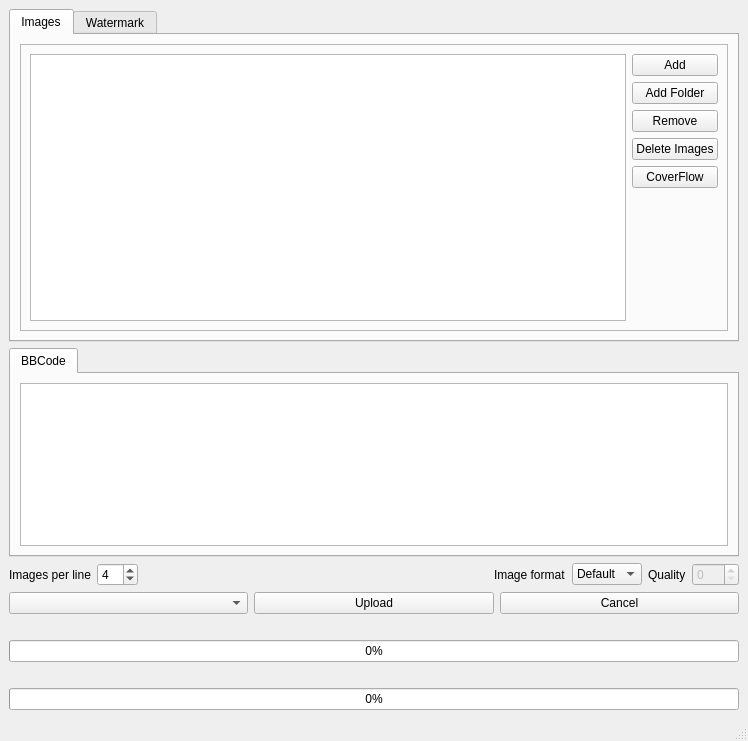
Old version of the form ui.ui in the repository Brandhor/pymguploader.
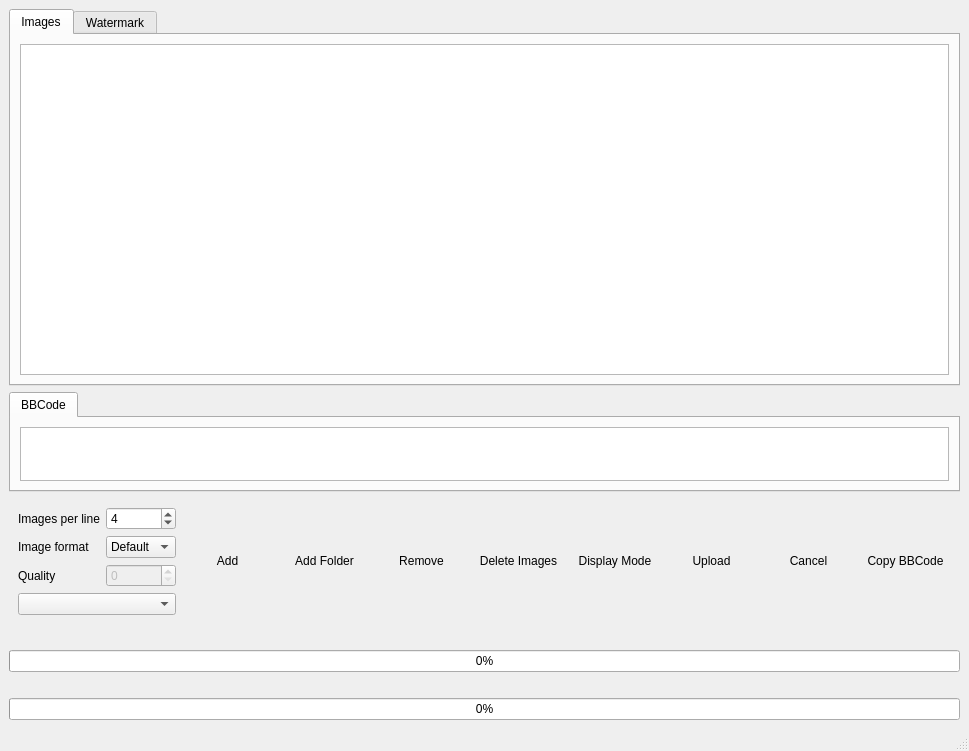
New version of the form. Icons and pictures are not drawn.

Patch:
```diff
--- a/ui.ui
+++ b/ui.ui
@@ -5,8 +5,8 @@
    <rect>
     <x>0</x>
     <y>0</y>
-    <width>748</width>
-    <height>741</height>
+    <width>969</width>
+    <height>751</height>
    </rect>
   </property>
   <property name="acceptDrops" >
@@ -19,7 +19,18 @@
    <iconset resource="res.qrc" >:/new/prefix1/img/icon.png</iconset>
   </property>
   <widget class="QWidget" name="centralwidget" >
-   <layout class="QVBoxLayout" >
+   <property name="enabled" >
+    <bool>true</bool>
+   </property>
+   <property name="geometry" >
+    <rect>
+     <x>0</x>
+     <y>21</y>
+     <width>969</width>
+     <height>711</height>
+    </rect>
+   </property>
+   <layout class="QVBoxLayout" name="verticalLayout" >
     <item>
      <widget class="QTabWidget" name="tabWidget_2" >
       <property name="minimumSize" >
@@ -32,100 +43,35 @@
        <number>0</number>
       </property>
       <widget class="QWidget" name="tabImages" >
+       <property name="geometry" >
+        <rect>
+         <x>0</x>
+         <y>0</y>
+         <width>945</width>
+         <height>334</height>
+        </rect>
+       </property>
        <attribute name="title" >
         <string>Images</string>
        </attribute>
        <layout class="QGridLayout" >
         <item row="0" column="0" >
-         <widget class="QFrame" name="frame" >
-          <property name="frameShape" >
-           <enum>QFrame::StyledPanel</enum>
-          </property>
-          <property name="frameShadow" >
-           <enum>QFrame::Raised</enum>
-          </property>
-          <layout class="QHBoxLayout" >
-           <item>
             <widget class="QListWidget" name="imgList" >
+          <property name="minimumSize" >
+           <size>
+            <width>0</width>
+            <height>0</height>
+           </size>
+          </property>
              <property name="iconSize" >
               <size>
-               <width>150</width>
-               <height>150</height>
-              </size>
-             </property>
-            </widget>
-           </item>
-           <item>
-            <layout class="QVBoxLayout" >
-             <item>
-              <widget class="QPushButton" name="btnAdd" >
-               <property name="text" >
-                <string>Add</string>
-               </property>
-               <property name="icon" >
-                <iconset resource="res.qrc" >:/new/prefix1/img/add.png</iconset>
-               </property>
-              </widget>
-             </item>
-             <item>
-              <widget class="QPushButton" name="btnAddFolder" >
-               <property name="text" >
-                <string>Add Folder</string>
-               </property>
-               <property name="icon" >
-                <iconset resource="res.qrc" >:/new/prefix1/img/add-folder.png</iconset>
-               </property>
-              </widget>
-             </item>
-             <item>
-              <widget class="QPushButton" name="btnRemove" >
-               <property name="text" >
-                <string>Remove</string>
-               </property>
-               <property name="icon" >
-                <iconset resource="res.qrc" >:/new/prefix1/img/delete.png</iconset>
-               </property>
-              </widget>
-             </item>
-             <item>
-              <widget class="QPushButton" name="btnDelete" >
-               <property name="text" >
-                <string>Delete Images</string>
-               </property>
-               <property name="icon" >
-                <iconset resource="res.qrc" >:/new/prefix1/img/trash.png</iconset>
-               </property>
-              </widget>
-             </item>
-             <item>
-              <widget class="QPushButton" name="btnCoverFlow" >
-               <property name="text" >
-                <string>CoverFlow</string>
-               </property>
-               <property name="icon" >
-                <iconset resource="res.qrc" >:/new/prefix1/img/coverflow.png</iconset>
-               </property>
-               <property name="checkable" >
-                <bool>true</bool>
-               </property>
-              </widget>
-             </item>
-             <item>
-              <spacer>
-               <property name="orientation" >
-                <enum>Qt::Vertical</enum>
-               </property>
-               <property name="sizeHint" >
-                <size>
-                 <width>20</width>
-                 <height>40</height>
-                </size>
-               </property>
-              </spacer>
-             </item>
-            </layout>
-           </item>
-          </layout>
+            <width>300</width>
+            <height>300</height>
+           </size>
+          </property>
+          <property name="resizeMode" >
+           <enum>QListView::Adjust</enum>
+          </property>
          </widget>
         </item>
        </layout>
@@ -394,61 +340,83 @@
     </item>
     <item>
      <widget class="QTabWidget" name="tabWidget" >
+      <property name="sizePolicy" >
+       <sizepolicy vsizetype="Fixed" hsizetype="Expanding" >
+        <horstretch>0</horstretch>
+        <verstretch>0</verstretch>
+       </sizepolicy>
+      </property>
+      <property name="maximumSize" >
+       <size>
+        <width>16777215</width>
+        <height>100</height>
+       </size>
+      </property>
       <property name="currentIndex" >
        <number>0</number>
       </property>
       <widget class="QWidget" name="tab" >
+       <property name="geometry" >
+        <rect>
+         <x>0</x>
+         <y>0</y>
+         <width>945</width>
+         <height>73</height>
+        </rect>
+       </property>
        <attribute name="title" >
         <string>BBCode</string>
        </attribute>
        <layout class="QHBoxLayout" >
         <item>
-         <widget class="QTextEdit" name="textBBCode" />
+         <widget class="QTextEdit" name="textBBCode" >
+          <property name="sizePolicy" >
+           <sizepolicy vsizetype="Fixed" hsizetype="Expanding" >
+            <horstretch>0</horstretch>
+            <verstretch>0</verstretch>
+           </sizepolicy>
+          </property>
+         </widget>
         </item>
        </layout>
       </widget>
      </widget>
     </item>
     <item>
-     <layout class="QHBoxLayout" >
+     <widget class="QWidget" native="1" name="widget" >
+      <property name="sizePolicy" >
+       <sizepolicy vsizetype="Fixed" hsizetype="Preferred" >
+        <horstretch>0</horstretch>
+        <verstretch>0</verstretch>
+       </sizepolicy>
+      </property>
+      <layout class="QHBoxLayout" name="horizontalLayout" >
       <item>
+        <layout class="QHBoxLayout" name="horizontalLayout_7" >
+         <item>
+          <layout class="QHBoxLayout" name="horizontalLayout_6" >
+           <item>
+            <layout class="QVBoxLayout" name="verticalLayout_5" >
+             <item>
+              <layout class="QFormLayout" name="formLayout" >
+               <property name="fieldGrowthPolicy" >
+                <enum>QFormLayout::AllNonFixedFieldsGrow</enum>
+               </property>
+               <item row="0" column="0" >
        <widget class="QLabel" name="label_2" >
         <property name="text" >
          <string>Images per line</string>
         </property>
        </widget>
       </item>
-      <item>
-       <widget class="QSpinBox" name="spinImg" >
-        <property name="minimum" >
-         <number>1</number>
-        </property>
-        <property name="value" >
-         <number>4</number>
-        </property>
-       </widget>
-      </item>
-      <item>
-       <spacer>
-        <property name="orientation" >
-         <enum>Qt::Horizontal</enum>
-        </property>
-        <property name="sizeHint" >
-         <size>
-          <width>40</width>
-          <height>20</height>
-         </size>
-        </property>
-       </spacer>
-      </item>
-      <item>
+               <item row="1" column="0" >
        <widget class="QLabel" name="label_3" >
         <property name="text" >
          <string>Image format</string>
         </property>
        </widget>
       </item>
-      <item>
+               <item row="1" column="1" >
        <widget class="QComboBox" name="comboFormat" >
         <item>
          <property name="text" >
@@ -467,14 +435,14 @@
         </item>
        </widget>
       </item>
-      <item>
+               <item row="2" column="0" >
        <widget class="QLabel" name="label_4" >
         <property name="text" >
          <string>Quality</string>
         </property>
        </widget>
       </item>
-      <item>
+               <item row="2" column="1" >
        <widget class="QSpinBox" name="spinQuality" >
         <property name="enabled" >
          <bool>false</bool>
@@ -484,34 +452,240 @@
         </property>
        </widget>
       </item>
-     </layout>
-    </item>
-    <item>
-     <layout class="QHBoxLayout" >
+               <item row="0" column="1" >
+                <widget class="QSpinBox" name="spinImg" >
+                 <property name="minimum" >
+                  <number>1</number>
+                 </property>
+                 <property name="value" >
+                  <number>4</number>
+                 </property>
+                </widget>
+               </item>
+              </layout>
+             </item>
       <item>
        <widget class="QComboBox" name="comboSite" />
       </item>
+            </layout>
+           </item>
+           <item>
+            <widget class="QPushButton" name="btnAdd" >
+             <property name="sizePolicy" >
+              <sizepolicy vsizetype="Expanding" hsizetype="Minimum" >
+               <horstretch>0</horstretch>
+               <verstretch>0</verstretch>
+              </sizepolicy>
+             </property>
+             <property name="text" >
+              <string>Add</string>
+             </property>
+             <property name="icon" >
+              <iconset resource="res.qrc" >
+               <normaloff>:/new/prefix1/img/add.png</normaloff>:/new/prefix1/img/add.png</iconset>
+             </property>
+             <property name="iconSize" >
+              <size>
+               <width>32</width>
+               <height>32</height>
+              </size>
+             </property>
+             <property name="flat" >
+              <bool>true</bool>
+             </property>
+            </widget>
+           </item>
+           <item>
+            <widget class="QPushButton" name="btnAddFolder" >
+             <property name="sizePolicy" >
+              <sizepolicy vsizetype="Expanding" hsizetype="Minimum" >
+               <horstretch>0</horstretch>
+               <verstretch>0</verstretch>
+              </sizepolicy>
+             </property>
+             <property name="text" >
+              <string>Add Folder</string>
+             </property>
+             <property name="icon" >
+              <iconset resource="res.qrc" >
+               <normaloff>:/new/prefix1/img/add-folder.png</normaloff>:/new/prefix1/img/add-folder.png</iconset>
+             </property>
+             <property name="iconSize" >
+              <size>
+               <width>32</width>
+               <height>32</height>
+              </size>
+             </property>
+             <property name="flat" >
+              <bool>true</bool>
+             </property>
+            </widget>
+           </item>
+           <item>
+            <widget class="QPushButton" name="btnRemove" >
+             <property name="sizePolicy" >
+              <sizepolicy vsizetype="Expanding" hsizetype="Minimum" >
+               <horstretch>0</horstretch>
+               <verstretch>0</verstretch>
+              </sizepolicy>
+             </property>
+             <property name="text" >
+              <string>Remove</string>
+             </property>
+             <property name="icon" >
+              <iconset resource="res.qrc" >
+               <normaloff>:/new/prefix1/img/delete.png</normaloff>:/new/prefix1/img/delete.png</iconset>
+             </property>
+             <property name="iconSize" >
+              <size>
+               <width>32</width>
+               <height>32</height>
+              </size>
+             </property>
+             <property name="flat" >
+              <bool>true</bool>
+             </property>
+            </widget>
+           </item>
+           <item>
+            <widget class="QPushButton" name="btnDelete" >
+             <property name="sizePolicy" >
+              <sizepolicy vsizetype="Expanding" hsizetype="Minimum" >
+               <horstretch>0</horstretch>
+               <verstretch>0</verstretch>
+              </sizepolicy>
+             </property>
+             <property name="text" >
+              <string>Delete Images</string>
+             </property>
+             <property name="icon" >
+              <iconset resource="res.qrc" >
+               <normaloff>:/new/prefix1/img/trash.png</normaloff>:/new/prefix1/img/trash.png</iconset>
+             </property>
+             <property name="iconSize" >
+              <size>
+               <width>32</width>
+               <height>32</height>
+              </size>
+             </property>
+             <property name="flat" >
+              <bool>true</bool>
+             </property>
+            </widget>
+           </item>
+           <item>
+            <widget class="QPushButton" name="btnDisplayMode" >
+             <property name="sizePolicy" >
+              <sizepolicy vsizetype="Expanding" hsizetype="Minimum" >
+               <horstretch>0</horstretch>
+               <verstretch>0</verstretch>
+              </sizepolicy>
+             </property>
+             <property name="text" >
+              <string>Display Mode</string>
+             </property>
+             <property name="icon" >
+              <iconset resource="res.qrc" >
+               <normaloff>:/new/prefix1/img/coverflow.png</normaloff>:/new/prefix1/img/coverflow.png</iconset>
+             </property>
+             <property name="iconSize" >
+              <size>
+               <width>32</width>
+               <height>32</height>
+              </size>
+             </property>
+             <property name="checkable" >
+              <bool>false</bool>
+             </property>
+             <property name="flat" >
+              <bool>true</bool>
+             </property>
+            </widget>
+           </item>
       <item>
        <widget class="QPushButton" name="btnUpload" >
+             <property name="sizePolicy" >
+              <sizepolicy vsizetype="Expanding" hsizetype="Minimum" >
+               <horstretch>0</horstretch>
+               <verstretch>0</verstretch>
+              </sizepolicy>
+             </property>
         <property name="text" >
          <string>Upload</string>
         </property>
         <property name="icon" >
-         <iconset resource="res.qrc" >:/new/prefix1/img/upload.png</iconset>
+              <iconset resource="res.qrc" >
+               <normaloff>:/new/prefix1/img/upload.png</normaloff>:/new/prefix1/img/upload.png</iconset>
+             </property>
+             <property name="iconSize" >
+              <size>
+               <width>32</width>
+               <height>32</height>
+              </size>
+             </property>
+             <property name="flat" >
+              <bool>true</bool>
         </property>
        </widget>
       </item>
       <item>
        <widget class="QPushButton" name="btnCancel" >
+             <property name="sizePolicy" >
+              <sizepolicy vsizetype="Expanding" hsizetype="Minimum" >
+               <horstretch>0</horstretch>
+               <verstretch>0</verstretch>
+              </sizepolicy>
+             </property>
         <property name="text" >
          <string>Cancel</string>
         </property>
         <property name="icon" >
-         <iconset resource="res.qrc" >:/new/prefix1/img/cancel.png</iconset>
-        </property>
-       </widget>
-      </item>
-     </layout>
+              <iconset resource="res.qrc" >
+               <normaloff>:/new/prefix1/img/cancel.png</normaloff>:/new/prefix1/img/cancel.png</iconset>
+             </property>
+             <property name="iconSize" >
+              <size>
+               <width>32</width>
+               <height>32</height>
+              </size>
+             </property>
+             <property name="flat" >
+              <bool>true</bool>
+             </property>
+            </widget>
+           </item>
+           <item>
+            <widget class="QPushButton" name="btnCopy" >
+             <property name="sizePolicy" >
+              <sizepolicy vsizetype="Expanding" hsizetype="Minimum" >
+               <horstretch>0</horstretch>
+               <verstretch>0</verstretch>
+              </sizepolicy>
+             </property>
+             <property name="text" >
+              <string>Copy BBCode</string>
+             </property>
+             <property name="icon" >
+              <iconset resource="res.qrc" >
+               <normaloff>:/new/prefix1/img/copy.png</normaloff>:/new/prefix1/img/copy.png</iconset>
+             </property>
+             <property name="iconSize" >
+              <size>
+               <width>32</width>
+               <height>32</height>
+              </size>
+             </property>
+             <property name="flat" >
+              <bool>true</bool>
+             </property>
+            </widget>
+           </item>
+          </layout>
+         </item>
+        </layout>
+       </item>
+      </layout>
+     </widget>
     </item>
     <item>
      <widget class="QLabel" name="lblTotal" >
@@ -553,7 +727,16 @@
     </rect>
    </property>
   </widget>
-  <widget class="QStatusBar" name="statusbar" />
+  <widget class="QStatusBar" name="statusbar" >
+   <property name="geometry" >
+    <rect>
+     <x>0</x>
+     <y>732</y>
+     <width>969</width>
+     <height>19</height>
+    </rect>
+   </property>
+  </widget>
  </widget>
  <resources>
   <include location="res.qrc" />
```
Left out of the diff: 29 changed lines with no effect on the pictures. Lines whose indentation alone changed are shown as unchanged.
